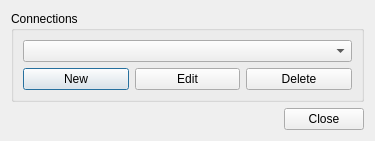
Above: src/settings_dialog_base.ui from nextgis/nextgis_connect before the change. Below: the same form after it.
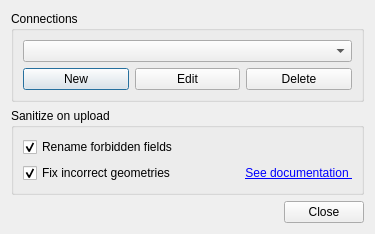
That is the form after the change.

Patch:
```diff
--- a/src/settings_dialog_base.ui
+++ b/src/settings_dialog_base.ui
@@ -7,7 +7,7 @@
     <x>0</x>
     <y>0</y>
     <width>375</width>
-    <height>135</height>
+    <height>214</height>
    </rect>
   </property>
   <property name="sizePolicy">
@@ -65,6 +65,57 @@
      </layout>
     </widget>
    </item>
+   <item>
+    <widget class="QGroupBox" name="groupBox_2">
+     <property name="minimumSize">
+      <size>
+       <width>0</width>
+       <height>0</height>
+      </size>
+     </property>
+     <property name="title">
+      <string>Sanitize on upload</string>
+     </property>
+     <layout class="QGridLayout" name="gridLayout_2">
+      <item row="1" column="0">
+       <widget class="QCheckBox" name="chSanitizeFixGeometry">
+        <property name="text">
+         <string>Fix incorrect geometries</string>
+        </property>
+        <property name="checked">
+         <bool>true</bool>
+        </property>
+       </widget>
+      </item>
+      <item row="0" column="0">
+       <widget class="QCheckBox" name="chSanitizeRenameFields">
+        <property name="text">
+         <string>Rename forbidden fields</string>
+        </property>
+        <property name="checked">
+         <bool>true</bool>
+        </property>
+       </widget>
+      </item>
+      <item row="1" column="1">
+       <widget class="QLabel" name="label">
+        <property name="text">
+         <string>&lt;html&gt;&lt;head/&gt;&lt;body&gt;&lt;p&gt;&lt;a href=&quot;http://docs.nextgis.com/docs_ngweb/source/layers.html#ngw-create-vector-layer&quot;&gt;&lt;span style=&quot; text-decoration: underline; color:#0000ff;&quot;&gt;See documentation &lt;/span&gt;&lt;/a&gt;&lt;/p&gt;&lt;/body&gt;&lt;/html&gt;</string>
+        </property>
+        <property name="textFormat">
+         <enum>Qt::RichText</enum>
+        </property>
+        <property name="alignment">
+         <set>Qt::AlignRight|Qt::AlignTrailing|Qt::AlignVCenter</set>
+        </property>
+        <property name="openExternalLinks">
+         <bool>true</bool>
+        </property>
+       </widget>
+      </item>
+     </layout>
+    </widget>
+   </item>
    <item>
     <spacer name="verticalSpacer">
      <property name="orientation">
```
